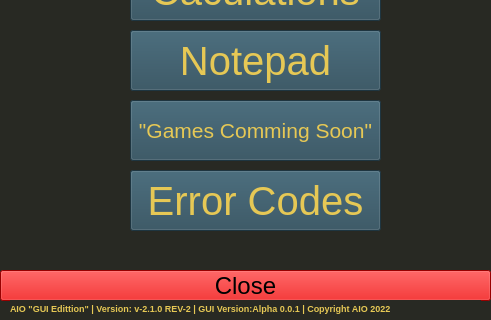
This is AIO Gui/Aio Main Menu.ui in AIO-Software-tech/The-All-In-One-Project as Qt 5 draws it before an edit; both pictures show x 0 to 491 and y 210 to 530 of the 491 by 530 pixel window. The edited form follows.
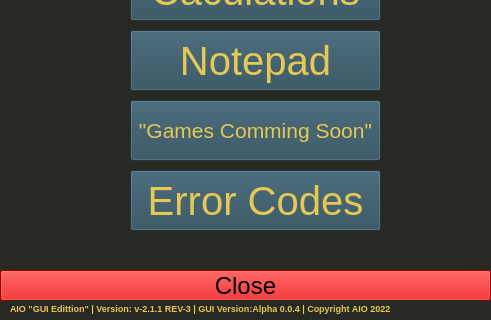
This is the edited form.

Commit message: AIO GUI v-0.0.4 Alpha Rev-2

Patch:
```diff
--- a/AIO Gui/Aio Main Menu.ui
+++ b/AIO Gui/Aio Main Menu.ui
@@ -207,7 +207,7 @@
      <string notr="true">color: rgb(230, 200, 85);</string>
     </property>
     <property name="text">
-     <string>AIO &quot;GUI Edittion&quot; | Version: v-2.1.0 REV-2 | GUI Version:Alpha 0.0.1 | Copyright AIO 2022</string>
+     <string>AIO &quot;GUI Edittion&quot; | Version: v-2.1.1 REV-3 | GUI Version:Alpha 0.0.4 | Copyright AIO 2022</string>
     </property>
     <property name="wordWrap">
      <bool>true</bool>
```
The commit also changes 39 other files.
